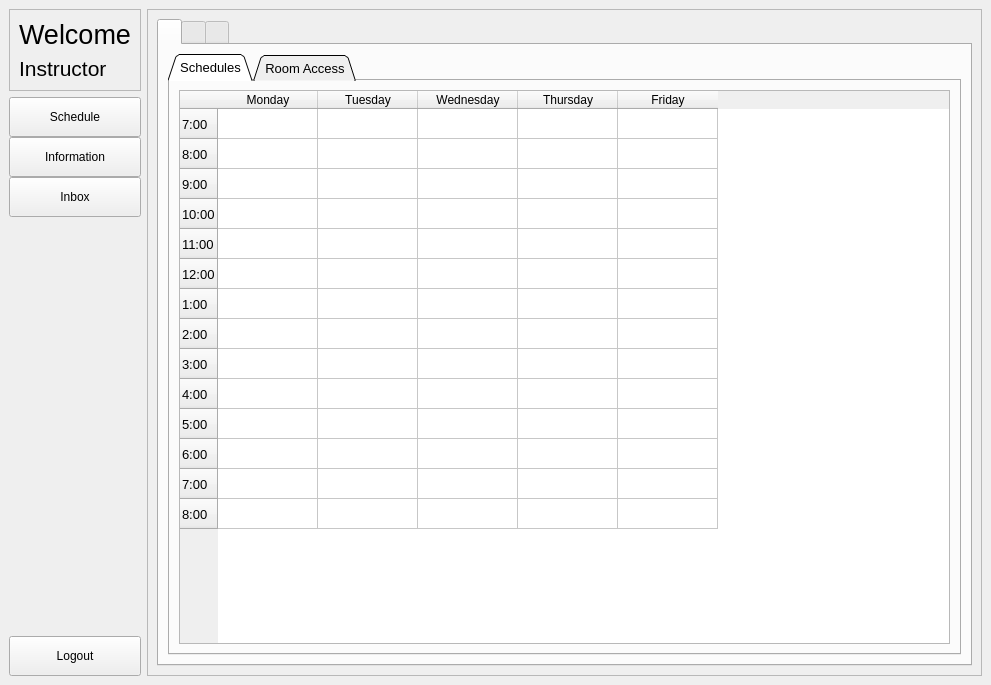
Old version of the form Instructor_menu.ui in the repository Carl-Sayson/TUPC-Room-Utilization.
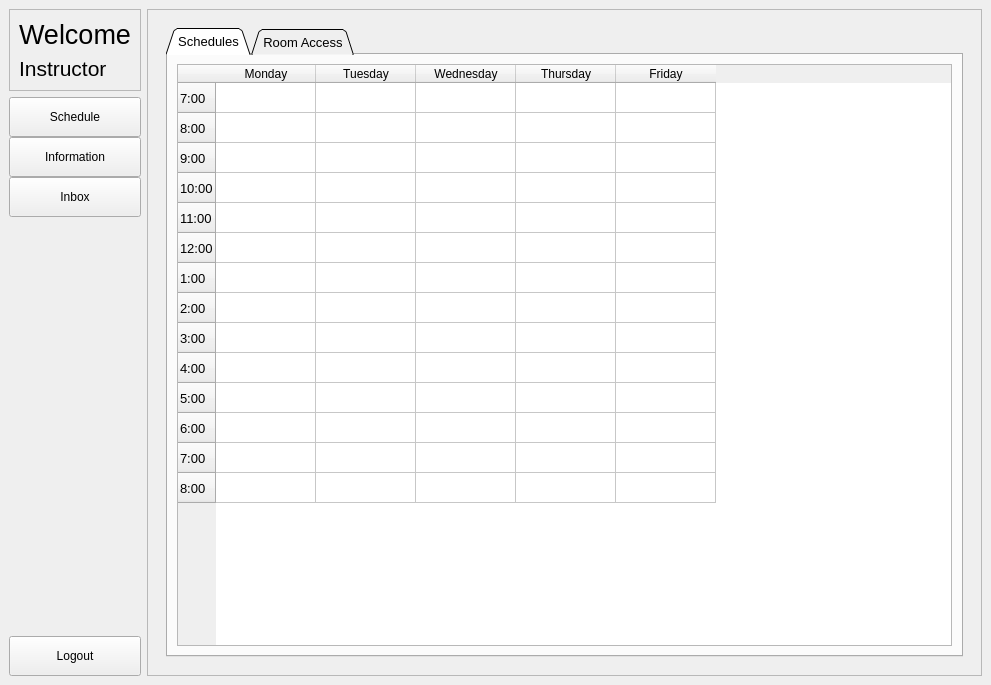
New version of the form.

The edit to the form file:
```diff
--- a/Instructor_menu.ui
+++ b/Instructor_menu.ui
@@ -147,14 +147,11 @@
       </property>
       <layout class="QGridLayout" name="gridLayout_3">
        <item row="0" column="1">
-        <widget class="QTabWidget" name="instructor_menu_stackedwidget">
+        <widget class="QStackedWidget" name="instructor_menu_stackedwidget">
          <property name="currentIndex">
           <number>0</number>
          </property>
-         <widget class="QWidget" name="instructor_menu_stackedwidgetPage1">
-          <attribute name="title">
-           <string/>
-          </attribute>
+         <widget class="QWidget" name="instructor_menu_stackedwidgetPage1_2" native="true">
           <layout class="QGridLayout" name="gridLayout_2">
            <item row="0" column="0">
             <widget class="QTabWidget" name="tabWidget">
@@ -434,10 +431,7 @@
            </item>
           </layout>
          </widget>
-         <widget class="QWidget" name="instructor_menu_stackedwidgetPage2">
-          <attribute name="title">
-           <string/>
-          </attribute>
+         <widget class="QWidget" name="instructor_menu_stackedwidgetPage2_2" native="true">
           <layout class="QGridLayout" name="gridLayout_4">
            <item row="0" column="0">
             <spacer name="horizontalSpacer">
@@ -762,10 +756,7 @@
            </item>
           </layout>
          </widget>
-         <widget class="QWidget" name="instructor_menu_stackedwidgetPage3">
-          <attribute name="title">
-           <string/>
-          </attribute>
+         <widget class="QWidget" name="instructor_menu_stackedwidgetPage3_2" native="true">
           <layout class="QGridLayout" name="gridLayout_6">
            <item row="0" column="0">
             <layout class="QGridLayout" name="gridLayout_18">
```
